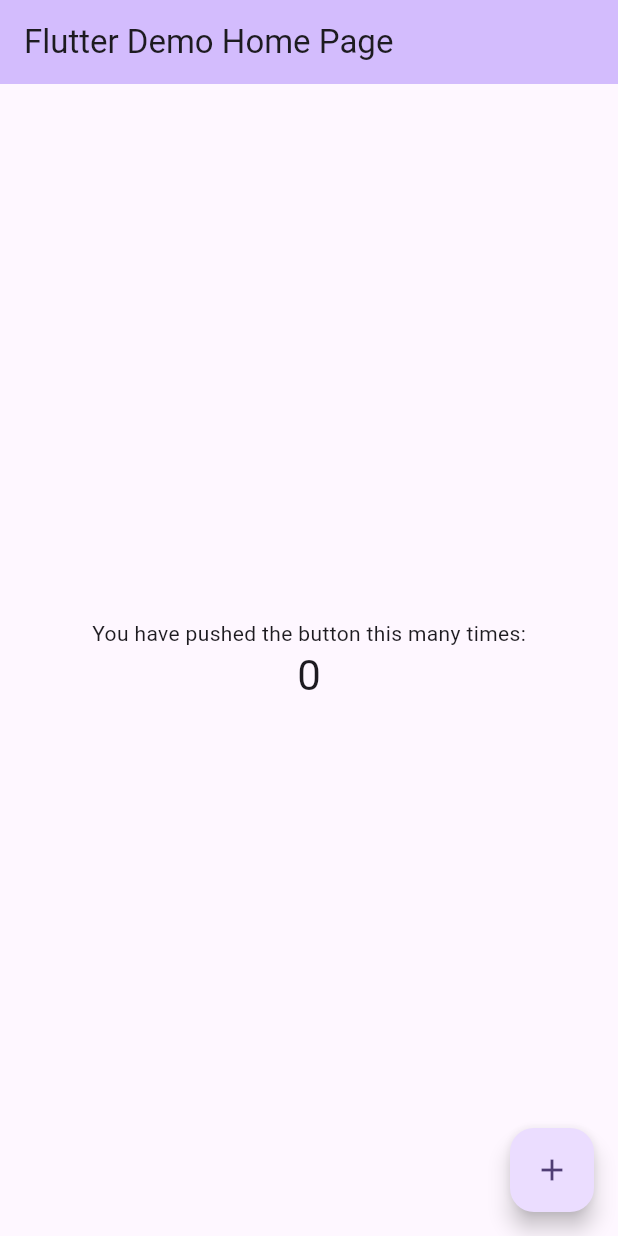
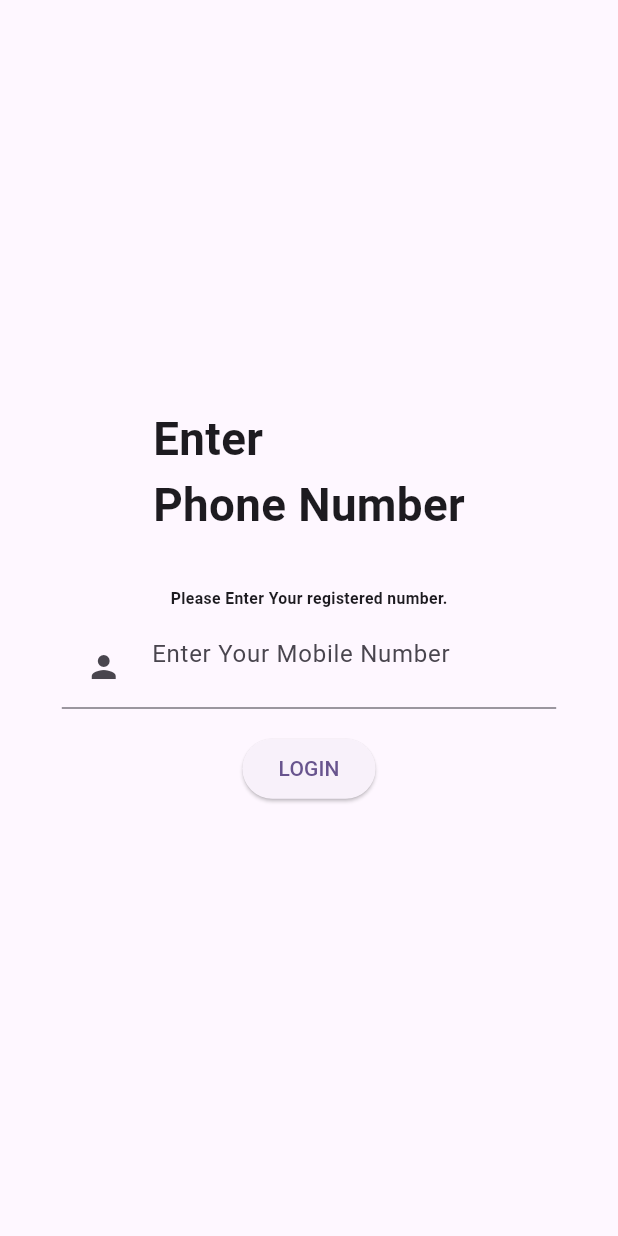
Before and after one commit to bhagwanv/ScaleUpApp, a Flutter app: the screen it shows after launch, on a phone screen of 412 x 824 dp. Run offline on Flutter 3.47's test engine with Material 3 defaults, Android fonts, the phone set to English and light mode, and no system bars; our stand-ins replace flutter_svg.

Commit message:
Adding Login page Ui

```diff
--- /dev/null
+++ b/lib/constants.dart
@@ -0,0 +1,6 @@
+import 'package:flutter/material.dart';
+
+const kPrimaryColor = Color(0xFF6F35A5);
+const kPrimaryLightColor = Color(0xFFF1E6FF);
+
+const double defaultPadding = 16.0;
--- a/lib/main.dart
+++ b/lib/main.dart
@@ -1,4 +1,5 @@
 import 'package:flutter/material.dart';
+import 'package:scaleup_app/view/login_screen/login_screen.dart';
 
 void main() {
   runApp(const MyApp());
@@ -16,55 +17,7 @@ class MyApp extends StatelessWidget {
         colorScheme: ColorScheme.fromSeed(seedColor: Colors.deepPurple),
         useMaterial3: true,
       ),
-      home: const MyHomePage(title: 'Flutter Demo Home Page'),
+      home: const LoginPage(),
     );
   }
 }
-
-class MyHomePage extends StatefulWidget {
-  const MyHomePage({super.key, required this.title});
-
-  final String title;
-
-  @override
-  State<MyHomePage> createState() => _MyHomePageState();
-}
-
-class _MyHomePageState extends State<MyHomePage> {
-  int _counter = 0;
-
-  void _incrementCounter() {
-    setState(() {
-      _counter++;
-    });
-  }
-
-  @override
-  Widget build(BuildContext context) {
-    return Scaffold(
-      appBar: AppBar(
-        backgroundColor: Theme.of(context).colorScheme.inversePrimary,
-        title: Text(widget.title),
-      ),
-      body: Center(
-        child: Column(
-          mainAxisAlignment: MainAxisAlignment.center,
-          children: <Widget>[
-            const Text(
-              'You have pushed the button this many times:',
-            ),
-            Text(
-              '$_counter',
-              style: Theme.of(context).textTheme.headlineMedium,
-            ),
-          ],
-        ),
-      ),
-      floatingActionButton: FloatingActionButton(
-        onPressed: _incrementCounter,
-        tooltip: 'Increment',
-        child: const Icon(Icons.add),
-      ), // This trailing comma makes auto-formatting nicer for build methods.
-    );
-  }
-}
--- /dev/null
+++ b/lib/responsive/Responsive.dart
@@ -0,0 +1,36 @@
+import 'package:flutter/cupertino.dart';
+
+class Responsive extends StatelessWidget {
+  final Widget mobile;
+  final Widget? tablet;
+  final Widget desktop;
+
+  const Responsive({
+    Key? key,
+    required this.mobile,
+    this.tablet,
+     required this.desktop,
+  }) : super(key: key);
+
+  static bool isMobile(BuildContext context) =>
+      MediaQuery.of(context).size.width < 576;
+
+  static bool isTablet(BuildContext context) =>
+      MediaQuery.of(context).size.width >= 576 &&
+          MediaQuery.of(context).size.width <= 992;
+
+  static bool isDesktop(BuildContext context) =>
+      MediaQuery.of(context).size.width > 992;
+
+  @override
+  Widget build(BuildContext context) {
+    final Size size = MediaQuery.of(context).size;
+    if (size.width > 992) {
+      return desktop;
+    } else if (size.width >= 576 && tablet != null) {
+      return tablet!;
+    } else {
+      return mobile;
+    }
+  }
+}
--- /dev/null
+++ b/lib/view/login_screen/Background.dart
@@ -0,0 +1,28 @@
+import 'package:flutter/cupertino.dart';
+import 'package:flutter/material.dart';
+
+class Background extends StatelessWidget {
+  final Widget child;
+
+  const Background({
+    Key? key,
+    required this.child,
+  }) : super(key: key);
+
+  @override
+  Widget build(BuildContext context) {
+    return Scaffold(
+      resizeToAvoidBottomInset: false,
+      body: SizedBox(
+        width: double.infinity,
+        height: MediaQuery.of(context).size.height,
+        child: Stack(
+          alignment: Alignment.center,
+          children: <Widget>[
+            SafeArea(child: child),
+          ],
+        ),
+      ),
+    );
+  }
+}
--- /dev/null
+++ b/lib/view/login_screen/components/LoginForm.dart
@@ -0,0 +1,42 @@
+import 'package:flutter/cupertino.dart';
+import 'package:flutter/material.dart';
+
+import '../../../constants.dart';
+
+class LoginForm extends StatelessWidget {
+  const LoginForm({
+    Key? key,
+  }) : super(key: key);
+
+  @override
+  Widget build(BuildContext context) {
+    return Form(
+      child: Column(
+        children: [
+          TextFormField(
+            keyboardType: TextInputType.number,
+            textInputAction: TextInputAction.next,
+            cursorColor: kPrimaryColor,
+            onSaved: (email) {},
+            decoration: const InputDecoration(
+              hintText: "Enter Your Mobile Number",
+              prefixIcon: Padding(
+                padding: EdgeInsets.all(defaultPadding),
+                child: Icon(Icons.person),
+              ),
+            ),
+          ),
+          const SizedBox(height: defaultPadding),
+          ElevatedButton(
+            onPressed: () {},
+            child: Text(
+              "Login".toUpperCase(),
+            ),
+          ),
+          const SizedBox(height: defaultPadding),
+
+        ],
+      ),
+    );
+  }
+}
--- a/lib/view/login_screen/login_screen.dart
+++ b/lib/view/login_screen/login_screen.dart
@@ -0,0 +1,74 @@
+
+import 'package:flutter/cupertino.dart';
+import 'package:flutter_svg/svg.dart';
+import 'package:scaleup_app/responsive/Responsive.dart';
+
+import '../../constants.dart';
+import 'Background.dart';
+import 'components/LoginForm.dart';
+
+class LoginPage extends StatelessWidget {
+  const LoginPage({super.key});
+
+  @override
+  Widget build(BuildContext context) {
+    // TODO: implement build
+    return const Background(child: SingleChildScrollView(child: Responsive(mobile: LoginScreen(), desktop: Row()),),);
+  }
+
+}
+
+class LoginScreen extends StatelessWidget {
+  const LoginScreen({
+    Key? key,
+  }) : super(key: key);
+
+  @override
+  Widget build(BuildContext context) {
+    return const Column(
+      children: <Widget>[
+        LoginScreenTopImage(),
+        Row(
+          children: [
+            Spacer(),
+            Expanded(
+              flex: 8,
+              child: LoginForm(),
+            ),
+            Spacer(),
+          ],
+        ),
+      ],
+    );
+  }
+}
+
+class LoginScreenTopImage extends StatelessWidget {
+  const LoginScreenTopImage({
+    Key? key,
+  }) : super(key: key);
+
+  @override
+  Widget build(BuildContext context) {
+    return const Column(
+      children: [
+        Text(
+          "Enter\nPhone Number",
+          style: TextStyle(fontWeight: FontWeight.bold,fontSize: 30.5),
+        ),
+        SizedBox(height: defaultPadding * 2),
+        Text(
+          "Please Enter Your registered number.",
+          style: TextStyle(fontWeight: FontWeight.bold,fontSize: 10.5),
+          textAlign: TextAlign.start,
+        ),
+        Row(
+          children: [
+            Spacer(),
+          ],
+        ),
+        SizedBox(height: 10),
+      ],
+    );
+  }
+}
--- a/pubspec.yaml
+++ b/pubspec.yaml
@@ -35,6 +35,7 @@ dependencies:
   # The following adds the Cupertino Icons font to your application.
   # Use with the CupertinoIcons class for iOS style icons.
   cupertino_icons: ^1.0.2
+  flutter_svg: ^1.1.0
 
 dev_dependencies:
   flutter_test:
```
Also changed, not shown: pubspec.lock.
